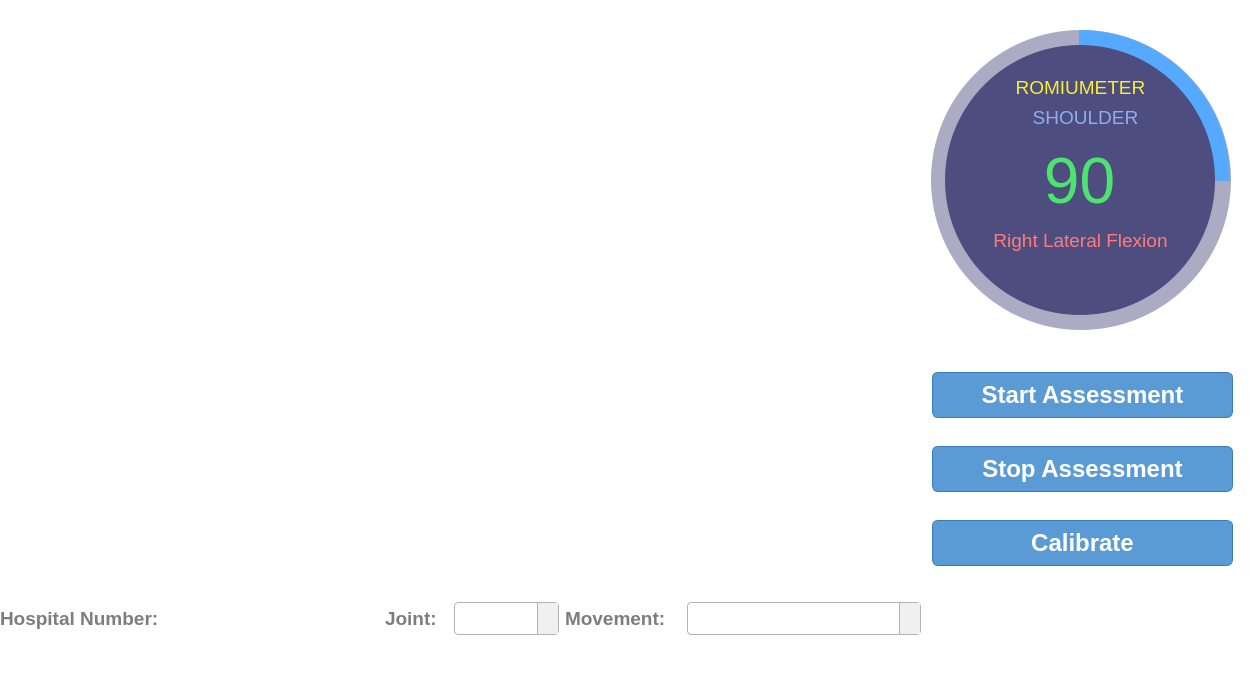
Old version of the form software/ui_file.ui in the repository bkdiwakar34/PMR-study.
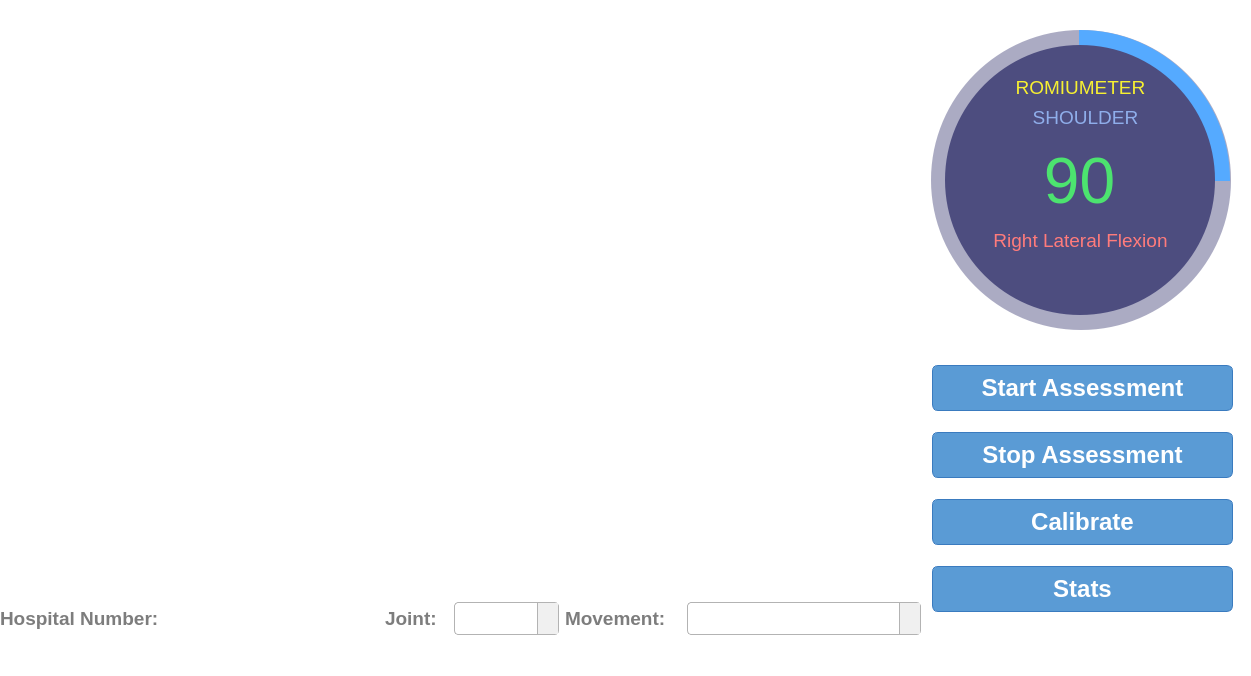
New version of the form. Icons and pictures are not drawn.

The edit to the form file:
```diff
--- a/software/ui_file.ui
+++ b/software/ui_file.ui
@@ -227,7 +227,7 @@
       <x>932</x>
       <y>350</y>
       <width>301</width>
-      <height>241</height>
+      <height>281</height>
      </rect>
     </property>
     <layout class="QVBoxLayout" name="verticalLayout">
@@ -363,6 +363,50 @@
        </property>
       </widget>
      </item>
+     <item>
+      <widget class="QPushButton" name="pushbuttonstats">
+       <property name="font">
+        <font>
+         <family>Arial</family>
+         <pointsize>18</pointsize>
+         <weight>75</weight>
+         <bold>true</bold>
+        </font>
+       </property>
+       <property name="styleSheet">
+        <string notr="true">QPushButton {
+    background-color: #5a9bd5;      /* Base background color */
+    color: #ffffff;                 /* Text color */
+    border: 1px solid #3a7bbf;      /* Darker border */
+    border-radius: 6px;             /* Rounded corners */
+    padding: 8px 15px;              /* Padding for size and spacing */
+    font-weight: bold;              /* Bold text for better readability */
+}
+
+QPushButton:hover {
+    background-color: #76a9e0;      /* Slightly lighter on hover */
+    border: 1px solid #5a9bd5;      /* Change border to match background */
+}
+
+QPushButton:pressed {
+    background-color: #487aa5;      /* Darker shade when pressed */
+    border: 1px solid #3a7bbf;      /* Border same as base for consistency */
+    padding-left: 13px;             /* Indent text slightly on press */
+    padding-top: 7px;
+}
+
+QPushButton:disabled {
+    background-color: #c5c5c5;      /* Gray out when disabled */
+    color: #7d7d7d;                 /* Dimmed text */
+    border: 1px solid #a9a9a9;      /* Light gray border */
+}
+</string>
+       </property>
+       <property name="text">
+        <string>Stats</string>
+       </property>
+      </widget>
+     </item>
     </layout>
    </widget>
    <widget class="QWidget" name="layoutWidget">
```
